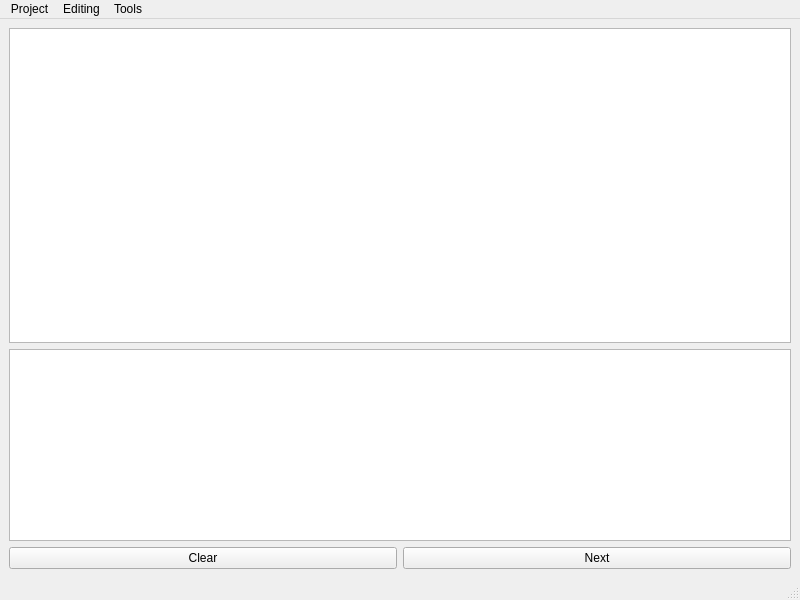
Above: nikolaev/cw/mainwindow.ui from JAkutenshi/spbetu_aads_2020_9384 before the change. Below: the same form after it.
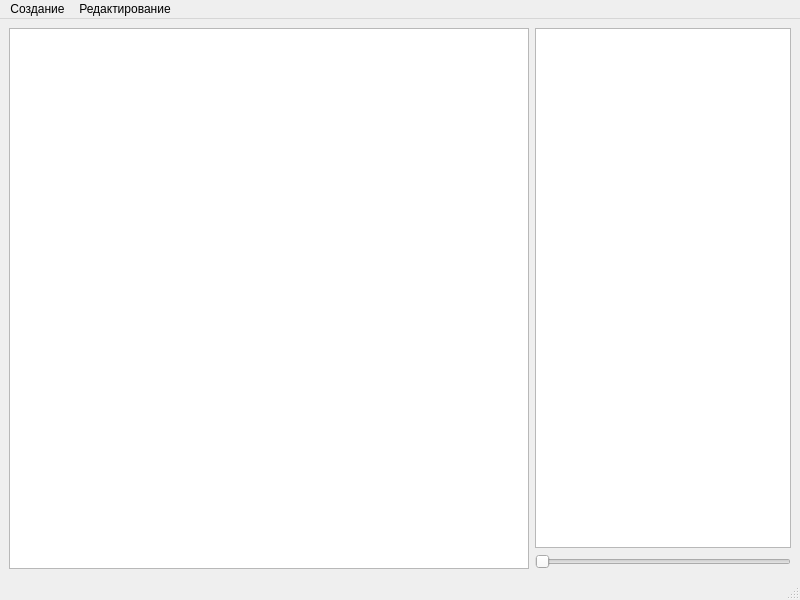
That is the form after the change.

Diff of the .ui file:
```diff
--- a/nikolaev/cw/mainwindow.ui
+++ b/nikolaev/cw/mainwindow.ui
@@ -2,6 +2,9 @@
 <ui version="4.0">
  <class>MainWindow</class>
  <widget class="QMainWindow" name="MainWindow">
+  <property name="enabled">
+   <bool>true</bool>
+  </property>
   <property name="geometry">
    <rect>
     <x>0</x>
@@ -14,58 +17,45 @@
    <string>MainWindow</string>
   </property>
   <widget class="QWidget" name="centralwidget">
-   <layout class="QVBoxLayout" name="verticalLayout_2">
+   <layout class="QHBoxLayout" name="horizontalLayout_3">
     <item>
-     <layout class="QVBoxLayout" name="verticalLayout">
+     <layout class="QHBoxLayout" name="horizontalLayout_2">
       <item>
        <widget class="QGraphicsView" name="graphicsView">
-        <property name="sizePolicy">
-         <sizepolicy hsizetype="Expanding" vsizetype="Expanding">
-          <horstretch>0</horstretch>
-          <verstretch>0</verstretch>
-         </sizepolicy>
-        </property>
-        <property name="minimumSize">
-         <size>
-          <width>0</width>
-          <height>192</height>
-         </size>
-        </property>
         <property name="dragMode">
          <enum>QGraphicsView::ScrollHandDrag</enum>
         </property>
        </widget>
       </item>
       <item>
-       <widget class="QTextBrowser" name="textBrowser">
-        <property name="enabled">
-         <bool>true</bool>
-        </property>
-        <property name="sizePolicy">
-         <sizepolicy hsizetype="Expanding" vsizetype="Minimum">
-          <horstretch>0</horstretch>
-          <verstretch>0</verstretch>
-         </sizepolicy>
-        </property>
-       </widget>
-      </item>
-     </layout>
-    </item>
-    <item>
-     <layout class="QHBoxLayout" name="horizontalLayout_2">
-      <item>
-       <widget class="QPushButton" name="pushButton_2">
-        <property name="text">
-         <string>Clear</string>
-        </property>
-       </widget>
-      </item>
-      <item>
-       <widget class="QPushButton" name="pushButton">
-        <property name="text">
-         <string>Next</string>
-        </property>
-       </widget>
+       <layout class="QVBoxLayout" name="verticalLayout">
+        <item>
+         <widget class="QTextBrowser" name="textBrowser">
+          <property name="sizePolicy">
+           <sizepolicy hsizetype="Minimum" vsizetype="Expanding">
+            <horstretch>0</horstretch>
+            <verstretch>0</verstretch>
+           </sizepolicy>
+          </property>
+         </widget>
+        </item>
+        <item>
+         <widget class="QSlider" name="horizontalSlider">
+          <property name="sizePolicy">
+           <sizepolicy hsizetype="Minimum" vsizetype="Fixed">
+            <horstretch>0</horstretch>
+            <verstretch>0</verstretch>
+           </sizepolicy>
+          </property>
+          <property name="orientation">
+           <enum>Qt::Horizontal</enum>
+          </property>
+         </widget>
+        </item>
+        <item>
+         <layout class="QHBoxLayout" name="horizontalLayout"/>
+        </item>
+       </layout>
       </item>
      </layout>
     </item>
@@ -80,9 +70,9 @@
      <height>21</height>
     </rect>
    </property>
-   <widget class="QMenu" name="menuTreapDemonstratio">
+   <widget class="QMenu" name="menu">
     <property name="title">
-     <string>Project</string>
+     <string>Создание</string>
     </property>
     <widget class="QMenu" name="menuSave_as">
      <property name="title">
@@ -106,22 +96,15 @@
     <addaction name="separator"/>
     <addaction name="menuSave_as"/>
    </widget>
-   <widget class="QMenu" name="menuTreap">
+   <widget class="QMenu" name="menu_2">
     <property name="title">
-     <string>Editing</string>
+     <string>Редактирование</string>
     </property>
     <addaction name="actionEnter_Key"/>
     <addaction name="actionErase_Key"/>
    </widget>
-   <widget class="QMenu" name="menuTools">
-    <property name="title">
-     <string>Tools</string>
-    </property>
-    <addaction name="actionStep_by_step_analysis"/>
-   </widget>
-   <addaction name="menuTreapDemonstratio"/>
-   <addaction name="menuTreap"/>
-   <addaction name="menuTools"/>
+   <addaction name="menu"/>
+   <addaction name="menu_2"/>
   </widget>
   <widget class="QStatusBar" name="statusbar"/>
   <action name="Open">
```
Left out of the diff: 93 changed lines with no effect on the pictures.
